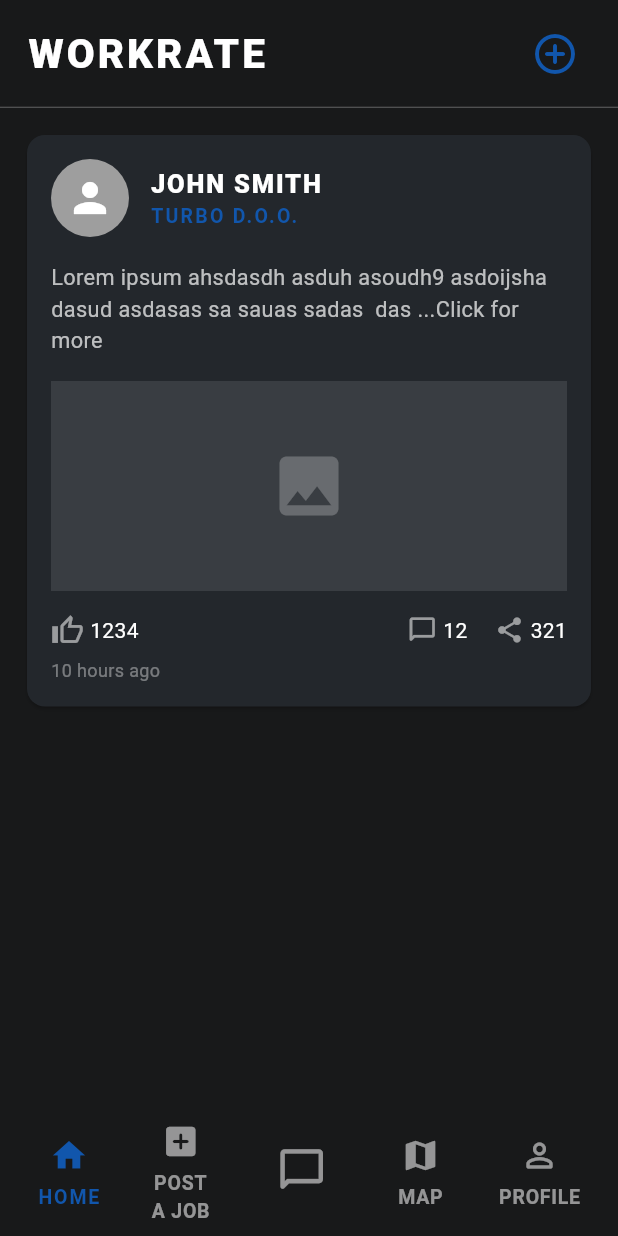
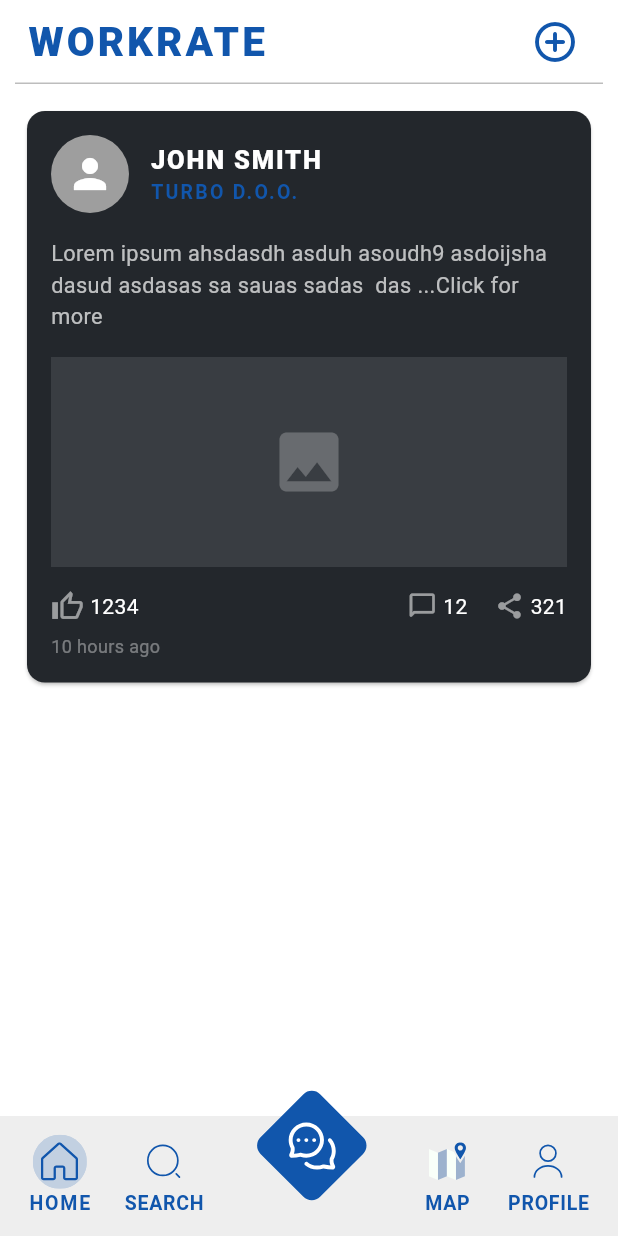
Before and after one commit to Keekkii/WorkRateF, a Flutter app: the HomePage screen opened directly, on a phone screen of 412 x 824 dp. Run offline on Flutter 3.47's test engine with Material 3 defaults, Android fonts, the phone set to English and light mode, and no system bars; our stand-ins replace cloud_firestore, firebase_auth, firebase_core, flutter_svg, google_sign_in; accounts and stored records are empty; Roboto replaces fonts that are missing (RobotoMono); project files that could hold a hidden picture were left out.

Commit message:
home_page layout

```diff
--- a/lib/screens/home_page.dart
+++ b/lib/screens/home_page.dart
@@ -1,21 +1,21 @@
 import 'package:flutter/material.dart';
+import 'package:flutter_svg/flutter_svg.dart';
 
-const Color kBackground = Color(0xFF18191A);
 const Color primary = Color(0xFF1156AC);
 
 class HomePage extends StatelessWidget {
-  const HomePage({Key? key}) : super(key: key); // Constructor required for routes
+  const HomePage({Key? key}) : super(key: key);
 
   @override
   Widget build(BuildContext context) {
     return Scaffold(
-      backgroundColor: kBackground,
+      backgroundColor: Colors.white,
       body: SafeArea(
         child: Column(
           children: [
-            // Top App Bar
+            // App Bar
             Padding(
-              padding: const EdgeInsets.symmetric(horizontal: 18.0, vertical: 12.0),
+              padding: const EdgeInsets.symmetric(horizontal: 18.0, vertical: 4.0),
               child: Row(
                 children: [
                   Text(
@@ -25,23 +25,26 @@ class HomePage extends StatelessWidget {
                       fontFamily: 'RobotoMono',
                       fontSize: 27,
                       letterSpacing: 2,
-                      color: Colors.white,
+                      color: primary,
                     ),
                   ),
                   Spacer(),
                   IconButton(
                     icon: Icon(Icons.add_circle_outline_rounded, color: primary, size: 32),
-                    onPressed: () {
-                      // TODO: Implement new post/job action
-                    },
+                    onPressed: () {},
                   ),
                 ],
               ),
             ),
-            // Divider (simulate underline in the app bar)
-            Divider(color: Colors.white24, thickness: 0.9, height: 0),
+            Divider(
+              color: Colors.black26,
+              thickness: 1,
+              height: 0,
+              indent: 10,
+              endIndent: 10,
+            ),
 
-            // Example Post Card
+            // Example Post/Profile Card
             Padding(
               padding: const EdgeInsets.all(14.0),
               child: Card(
@@ -54,7 +57,6 @@ class HomePage extends StatelessWidget {
                   child: Column(
                     crossAxisAlignment: CrossAxisAlignment.start,
                     children: [
-                      // Profile Row
                       Row(
                         children: [
                           CircleAvatar(
@@ -132,37 +134,41 @@ class HomePage extends StatelessWidget {
                 ),
               ),
             ),
-            Spacer(),
-            // Bottom Navigation Bar
-            Container(
-              color: Colors.transparent,
-              padding: const EdgeInsets.symmetric(horizontal: 8, vertical: 7),
-              child: Row(
-                mainAxisAlignment: MainAxisAlignment.spaceAround,
-                children: [
-                  _BottomIconButton(icon: Icons.home, label: "HOME", selected: true),
-                  _BottomIconButton(icon: Icons.add_box_rounded, label: "POST\nA JOB"),
-                  _BottomIconButton(icon: Icons.chat_bubble_outline_rounded, label: "", isBig: true),
-                  _BottomIconButton(icon: Icons.map, label: "MAP"),
-                  _BottomIconButton(icon: Icons.person_outline_rounded, label: "PROFILE"),
-                ],
-              ),
-            ),
+            // Remove Spacer() to avoid extra space below
           ],
         ),
       ),
+      // Bottom Navigation Bar anchored flush to bottom
+      bottomNavigationBar: Container(
+  color: Color(0xFFEEEEEE),
+  padding: const EdgeInsets.symmetric(horizontal: 8, vertical: 0),
+  child: SizedBox(
+    height: 80, // Lower this for a slimmer background; try 36 or 32 as needed
+    child: Row(
+      mainAxisAlignment: MainAxisAlignment.spaceAround,
+      children: [
+        _BottomSvgButton(svgPath: 'assets/icons/home.svg', label: "HOME", selected: true),
+        _BottomSvgButton(svgPath: 'assets/icons/search.svg', label: "SEARCH"),
+        _BottomSvgButton(svgPath: 'assets/icons/message.svg', label: "", isBig: true),
+        _BottomSvgButton(svgPath: 'assets/icons/map.svg', label: "MAP"),
+        _BottomSvgButton(svgPath: 'assets/icons/profile.svg', label: "PROFILE"),
+      ],
+    ),
+  ),
+),
+
     );
   }
 }
 
-class _BottomIconButton extends StatelessWidget {
-  final IconData icon;
+class _BottomSvgButton extends StatelessWidget {
+  final String svgPath;
   final String label;
   final bool selected;
   final bool isBig;
 
-  const _BottomIconButton({
-    required this.icon,
+  const _BottomSvgButton({
+    required this.svgPath,
     required this.label,
     this.selected = false,
     this.isBig = false,
@@ -170,21 +176,38 @@ class _BottomIconButton extends StatelessWidget {
 
   @override
   Widget build(BuildContext context) {
-    final color = selected ? primary : Colors.white54;
     return Column(
       mainAxisSize: MainAxisSize.min,
       children: [
-        SizedBox(
-          width: isBig ? 54 : 36,
-          height: isBig ? 54 : 36,
-          child: Icon(icon, color: color, size: isBig ? 34 : 26),
+        Transform.translate(
+          offset: isBig ? const Offset(0, -30) : Offset.zero,
+          child: SizedBox(
+            width: isBig ? 100 : 36,
+            height: isBig ? 100 : 36,
+            child: Stack(
+              alignment: Alignment.center,
+              children: [
+                if (selected)
+                  SvgPicture.asset(
+                    'assets/icons/backgroundselector.svg',
+                    width: isBig ? 100 : 36,
+                    height: isBig ? 100 : 36,
+                  ),
+                SvgPicture.asset(
+                  svgPath,
+                  width: isBig ? 80 : 26,
+                  height: isBig ? 80 : 26,
+                ),
+              ],
+            ),
+          ),
         ),
         if (label.isNotEmpty)
           Text(
             label,
             textAlign: TextAlign.center,
             style: TextStyle(
-              color: color,
+              color: primary,
               fontFamily: "RobotoMono",
               fontWeight: FontWeight.bold,
               fontSize: 13,
```
Also changed, not shown: assets/icons/backgroundselector.svg (added), assets/icons/home.svg (added), assets/icons/map.svg (added), assets/icons/message.svg (added), assets/icons/profile.svg (added), assets/icons/search.svg (added).
